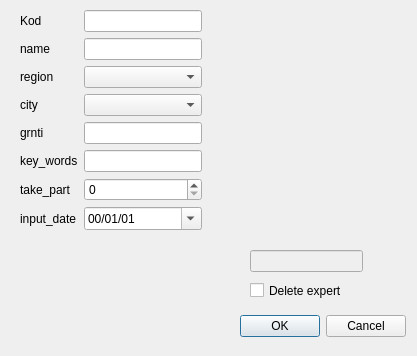
The window that addnewexpert.ui (LebedevRI/dbms) describes before a commit, drawn with Qt 5.
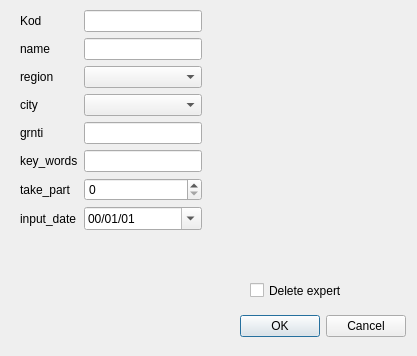
The same window after the commit.

What changed in the file:
```diff
--- a/addnewexpert.ui
+++ b/addnewexpert.ui
@@ -171,22 +171,6 @@
     <string>Delete expert</string>
    </property>
   </widget>
-  <widget class="QLineEdit" name="lineEdit_0">
-   <property name="enabled">
-    <bool>false</bool>
-   </property>
-   <property name="geometry">
-    <rect>
-     <x>250</x>
-     <y>250</y>
-     <width>113</width>
-     <height>22</height>
-    </rect>
-   </property>
-   <property name="readOnly">
-    <bool>true</bool>
-   </property>
-  </widget>
  </widget>
  <resources/>
  <connections>
```
